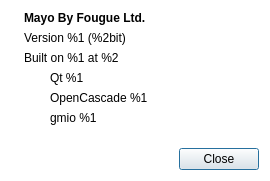
fougue/mayo, file src/dialog_about.ui: the form before one commit.
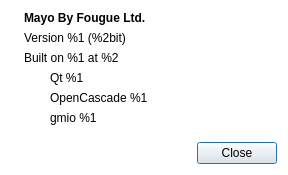
The form after the commit. Icons and pictures are not drawn.

```diff
--- a/src/dialog_about.ui
+++ b/src/dialog_about.ui
@@ -6,8 +6,8 @@
    <rect>
     <x>0</x>
     <y>0</y>
-    <width>270</width>
-    <height>181</height>
+    <width>288</width>
+    <height>175</height>
    </rect>
   </property>
   <property name="palette">
```
Left out of the diff: 6 changed lines with no effect on the pictures.
